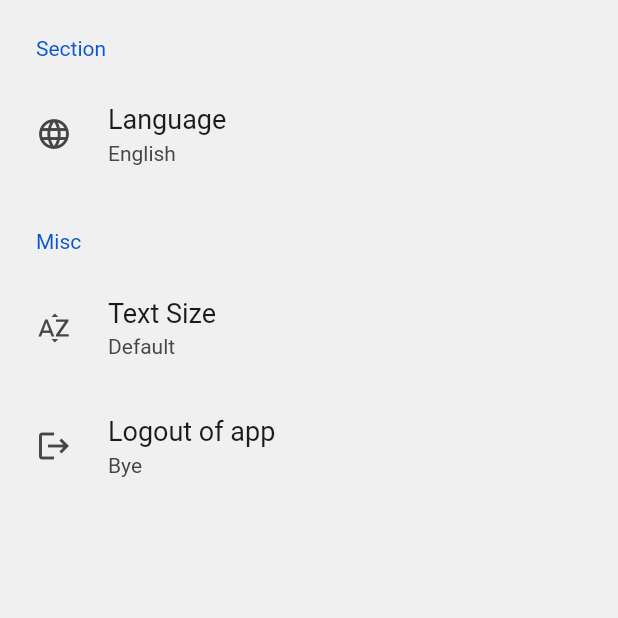
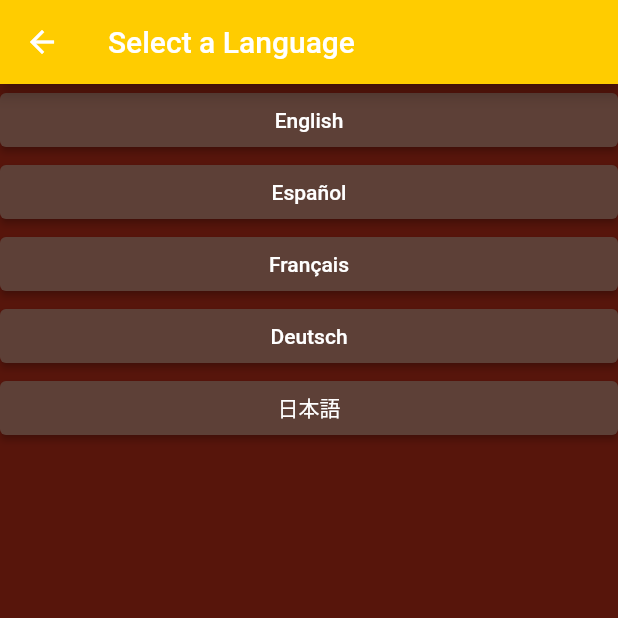
Before and after one commit to MathewTWilliams/RowanParkingApp, a Flutter app: the SettingsWidget screen opened directly with empty values, after a tap on "Language", on a phone screen of 412 x 824 dp, the top half of it. Run offline on Flutter 3.47's test engine with Material 2 defaults, Android fonts, the phone set to English and light mode, and no system bars; drawn by our look-alikes of settings_ui; our stand-ins replace flutter_secure_storage, shared_preferences; missing offline and left inert: flutter_appauth; accounts and stored records are empty; network calls fail.

Commit message:
polished up settings page, added option_selector widget, added filter for shown lots, cleaned up initial login functionality

```diff
--- /dev/null
+++ b/rowan_parking_app/lib/content_widgets/option_selector.dart
@@ -0,0 +1,29 @@
+import 'package:flutter/material.dart';
+import 'package:flutter/cupertino.dart';
+
+class OptionSelector extends StatelessWidget {
+  String prompt; // appbar text
+  List<String> options; // a list of options to ask the user to choose from
+  void Function(int) callback;  // when an option is selected, this function is called with the index of the selected option
+
+  OptionSelector(this.prompt, this.options, this.callback) {}
+
+  @override
+  Widget build(BuildContext context) {
+    return Scaffold(
+      appBar: AppBar(title: Text(prompt)),
+      body: Center(
+        child: ListView(
+          children: [
+            for (String option in options)
+              ElevatedButton(child: Text(option), onPressed:() {
+                callback(options.indexOf(option));
+                Navigator.of(context).pop();
+              }
+            ),
+          ],
+        ),
+      ),
+    );
+  }
+}
--- a/rowan_parking_app/lib/content_widgets/settings_widget.dart
+++ b/rowan_parking_app/lib/content_widgets/settings_widget.dart
@@ -1,8 +1,38 @@
 import 'package:flutter/material.dart';
 import 'package:flutter/cupertino.dart';
 import 'package:settings_ui/settings_ui.dart';
+import 'package:shared_preferences/shared_preferences.dart';
 
-//TODO: this has a different theme than the other pages, unsure why. Style likely undefined for its widgets
+import 'option_selector.dart';
+
+//TODO: manual theme inheritance is a little bit strange, not sure why it wouldn't inherit automatically
+//TODO: remove duplication by extracting langauge, lot type settings into some kind of option setting class
+
+late SharedPreferences prefs;
+
+String languageKey = "language";
+String shownLotTypeIntKey = "shown_lot_type";
+String shownLotTypeStringKey = "shown_lot_type_str";
+
+// Language option data
+int selectedLanguage = 0;
+final List<String> languageOptions = [
+  "English",
+  "Español",
+  "Français",
+  "Deutsch",
+  "日本語"
+];
+String selectedLanguageValue = languageOptions[selectedLanguage];
+
+// Shown lot type option data
+int selectedShownLotType = 0;
+final List<String> shownLotTypeOptions = [
+  "Commuter",
+  "Employee",
+  "All"
+];
+String selectedShownLotTypeValue = shownLotTypeOptions[selectedShownLotType];
 
 class SettingsWidget extends StatefulWidget {
   final Future<void> Function() logoutAction;
@@ -15,41 +45,111 @@ class SettingsWidget extends StatefulWidget {
 }
 
 class SettingsWidgetState extends State<SettingsWidget> {
+  bool loading = true;
 
   @override
-  Widget build(BuildContext context) => SettingsList(
+  void initState(){
+    loading = true;
+    initialize();
+    super.initState();
+  }
+
+  Future<void> initialize() async{
+    prefs = await SharedPreferences.getInstance();
+
+    // Check for language settings in shared_preferences
+    selectedLanguage = prefs.getInt(languageKey) ?? 0;
+    selectedLanguageValue = languageOptions[selectedLanguage];
+
+    // Check for shown lot type settings in shared_preferences
+    selectedShownLotType = prefs.getInt(shownLotTypeIntKey) ?? 0;
+    selectedShownLotTypeValue = shownLotTypeOptions[selectedShownLotType];
+
+    setState(() {
+      loading = false;
+    });
+  }
+
+  @override
+  Widget build(BuildContext context) => loading?
+    Scaffold(
+          //Loading screen while gathering information
+          body: Center(child: const CircularProgressIndicator())
+    ) :
+    SettingsList(
+      backgroundColor: Theme.of(context).canvasColor,
       sections: [
         SettingsSection(
-        title: 'Section',
+          //titleTextStyle: TextStyle(fontSize: 17, fontWeight: FontWeight.bold, color: Theme.of(context).appBarTheme.backgroundColor),
+          //title: 'Section',
           tiles: [
             SettingsTile(
+              titleTextStyle: TextStyle(color: Theme.of(context).textTheme.bodyText1?.color),
               title: 'Language',
-            subtitle: 'English',
-            leading: Icon(Icons.language),
-            onPressed: (BuildContext context) {},
+              subtitle: selectedLanguageValue,
+              subtitleTextStyle: TextStyle(color: Theme.of(context).textTheme.bodyText1?.color),
+              leading: Icon(Icons.language, color: Theme.of(context).textTheme.bodyText1?.color),
+              trailing: Icon(Icons.keyboard_arrow_right, color: Theme.of(context).textTheme.bodyText1?.color),
+              onPressed: (BuildContext context) {
+                Navigator.of(context).push(
+                  MaterialPageRoute(
+                    builder: (context) => OptionSelector("Select a Language", languageOptions, (int index){
+                      //Do other language changing stuff here
+                      setState(() {
+                        selectedLanguage = index;
+                        selectedLanguageValue = languageOptions[selectedLanguage];
+                        prefs.setInt(languageKey, selectedLanguage);
+                      });
+                    })
+                  )
+                );
+              },
             ),
-          //commented out because i don't want to access fingerprints
-          /*SettingsTile.switchTile(
-            title: 'Use fingerprint',
-            leading: Icon(Icons.fingerprint),
-            switchValue: value,
-            onToggle: (bool value) {},
-          ),*/
+            SettingsTile(
+              titleTextStyle: TextStyle(color: Theme.of(context).textTheme.bodyText1?.color),
+              title: 'Lots Shown',
+              subtitle: selectedShownLotTypeValue,
+              subtitleTextStyle: TextStyle(color: Theme.of(context).textTheme.bodyText1?.color),
+              leading: Icon(Icons.language, color: Theme.of(context).textTheme.bodyText1?.color),
+              trailing: Icon(Icons.keyboard_arrow_right, color: Theme.of(context).textTheme.bodyText1?.color),
+              onPressed: (BuildContext context) {
+                Navigator.of(context).push(
+                  MaterialPageRoute(
+                    builder: (context) => OptionSelector("Which lots should we show you?", shownLotTypeOptions, (int index){
+                      //Do other language changing stuff here
+                      setState(() {
+                        selectedShownLotType = index;
+                        selectedShownLotTypeValue = shownLotTypeOptions[selectedShownLotType];
+                        prefs.setInt(shownLotTypeIntKey, selectedShownLotType);
+                        prefs.setString(shownLotTypeStringKey, selectedShownLotTypeValue);
+                      });
+                    })
+                  )
+                );
+              },
+            ),
           ]
         ),
         SettingsSection(
-        title: 'Misc',
+          //titleTextStyle: TextStyle(fontSize: 17, fontWeight: FontWeight.bold, color: Theme.of(context).appBarTheme.backgroundColor),
+          //title: 'Misc',
           tiles: [
               SettingsTile(
                 title: 'Text Size' ,
+                titleTextStyle: TextStyle(color: Theme.of(context).textTheme.bodyText1?.color),
                 subtitle: 'Default',
-              leading: Icon(Icons.sort_by_alpha),
+                subtitleTextStyle: TextStyle(color: Theme.of(context).textTheme.bodyText1?.color),
+                leading: Icon(Icons.sort_by_alpha, color: Theme.of(context).textTheme.bodyText1?.color),
+                trailing: Icon(Icons.keyboard_arrow_right, color: Theme.of(context).textTheme.bodyText1?.color),
                 onPressed: (BuildContext context) {},
               ),
               SettingsTile(
                 title: 'Logout of app' ,
+                titleTextStyle: TextStyle(color: Theme.of(context).textTheme.bodyText1?.color),
                 subtitle: 'Bye',
-              leading: Icon(Icons.logout),
+                subtitleTextStyle: TextStyle(color: Theme.of(context).textTheme.bodyText1?.color),
+                leading: Icon(Icons.logout, color: Theme.of(context).textTheme.bodyText1?.color),
+                trailing: Icon(Icons.keyboard_arrow_right, color: Theme.of(context).textTheme.bodyText1?.color),
                 onPressed: (BuildContext context) {
                   Future.delayed(const Duration(milliseconds: 500), (){
                     widget.logoutAction();
--- a/rowan_parking_app/lib/main.dart
+++ b/rowan_parking_app/lib/main.dart
@@ -283,6 +283,7 @@ class _MyAppState extends State<MyApp> {
 
   static ThemeData appTheme = ThemeData(
     appBarTheme: AppBarTheme(backgroundColor: Color(0xFFFFCC00)),
+    iconTheme: IconThemeData(color: Colors.white),
     canvasColor: Color(0xFF57150B),
     primaryColor: Colors.grey[700],
     cardTheme: CardTheme(color: Colors.grey[700]), // Button background
```
Also changed, not shown: rowan_parking_app/lib/api/requests.dart (+4 -4 lines), rowan_parking_app/lib/content_widgets/lots_widget.dart (+34 -14 lines), rowan_parking_app/lib/parking_app.dart (+14 -7 lines). Lines whose indentation alone changed are shown as unchanged.
